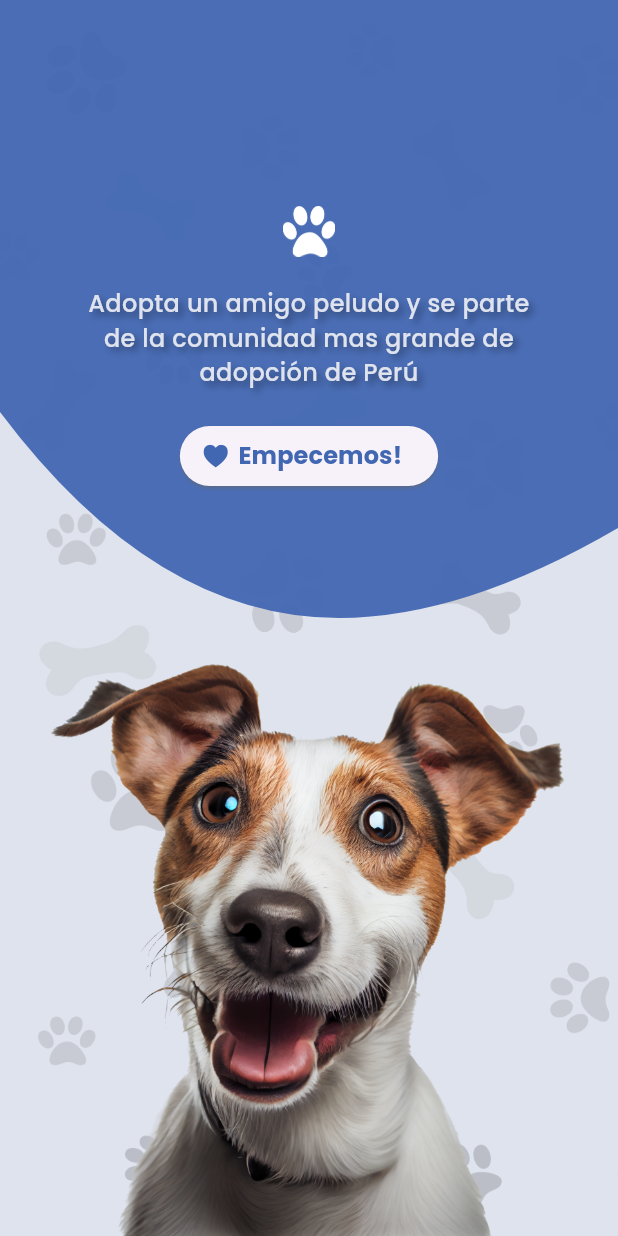
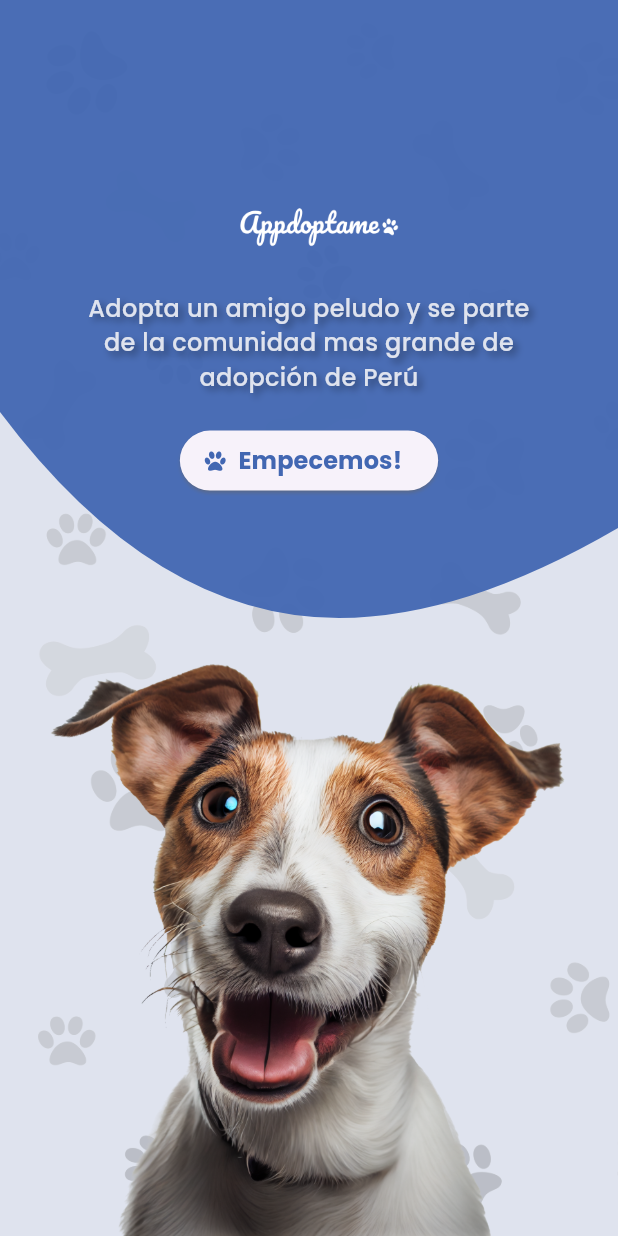
Before and after one commit to hzdelgado/flutter-example-riverpod, a Flutter app: the screen it shows after launch, on a phone screen of 412 x 824 dp. Run offline on Flutter 3.47's test engine with Material 2 defaults, Android fonts, the phone set to English and light mode, and no system bars; our stand-ins replace auto_route, firebase_core, freezed_annotation; accounts and stored records are empty.

Commit message:
logo updated

```diff
--- a/lib/ui/pages/splash/widgets/start_button.dart
+++ b/lib/ui/pages/splash/widgets/start_button.dart
@@ -13,8 +13,9 @@ class StartButton extends StatelessWidget {
         onPressed: () {
           context.router.pushNamed('/login');
         },
-        icon: Icon(AppdoptameApp.heart_1, color: ThemeColors.colorPrimary, size: 15,),
-        style: ElevatedButton.styleFrom(foregroundColor: Colors.white, shadowColor: Colors.grey),
+        icon: Icon(AppdoptameApp.paw, color: ThemeColors.colorPrimary, size: 15,),
+        style: ElevatedButton.styleFrom(
+          foregroundColor: Colors.white, shadowColor: Colors.grey),
         label: Text(
           "Empecemos!",
           style: TextStyle(
--- a/lib/ui/pages/splash/widgets/welcome_area.dart
+++ b/lib/ui/pages/splash/widgets/welcome_area.dart
@@ -15,7 +15,7 @@ class WelcomeArea extends StatelessWidget {
           children: [
             Image.asset(
               'assets/logo.png',
-              width: 35,
+              width: 120,
             ),
             const SizedBox(
               height: 20,
```
Also changed, not shown: assets/logo.png.
